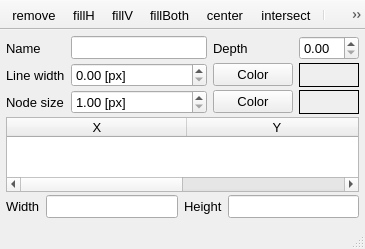
Qt form UIs/nObject.ui (NeutrinoToolkit/Neutrino) before a commit.
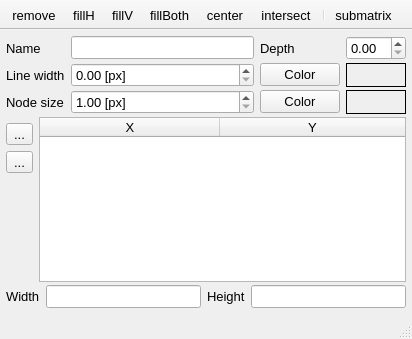
The same form after that commit. Icons and pictures are not drawn.

Commit message: added copy/paste of points between lines and objects.

Diff of the .ui file:
```diff
--- a/UIs/nObject.ui
+++ b/UIs/nObject.ui
@@ -6,8 +6,8 @@
    <rect>
     <x>0</x>
     <y>0</y>
-    <width>365</width>
-    <height>249</height>
+    <width>412</width>
+    <height>339</height>
    </rect>
   </property>
   <property name="font">
@@ -27,7 +27,7 @@
      <pointsize>10</pointsize>
     </font>
    </property>
-   <layout class="QGridLayout" name="gridLayout" rowstretch="0,0,0,0,0,0,0" columnstretch="0,0,0,0">
+   <layout class="QGridLayout" name="gridLayout" rowstretch="0,0,0,0,0,0" columnstretch="0,0,0,0">
     <property name="leftMargin">
      <number>6</number>
     </property>
@@ -43,24 +43,27 @@
     <property name="verticalSpacing">
      <number>3</number>
     </property>
-    <item row="6" column="0" colspan="4">
-     <widget class="QWidget" name="widget" native="true">
-      <layout class="QHBoxLayout" name="horizontalLayout">
-       <property name="leftMargin">
-        <number>0</number>
-       </property>
-       <property name="topMargin">
-        <number>0</number>
-       </property>
-       <property name="rightMargin">
-        <number>0</number>
-       </property>
-       <property name="bottomMargin">
-        <number>0</number>
-       </property>
-      </layout>
+    <item row="2" column="3">
+     <widget class="QLabel" name="colorHolderLabel">
+      <property name="font">
+       <font>
+        <pointsize>10</pointsize>
+       </font>
+      </property>
+      <property name="autoFillBackground">
+       <bool>true</bool>
+      </property>
+      <property name="frameShape">
+       <enum>QFrame::Box</enum>
+      </property>
+      <property name="text">
+       <string/>
+      </property>
      </widget>
     </item>
+    <item row="0" column="3">
+     <widget class="QDoubleSpinBox" name="spinDepth"/>
+    </item>
     <item row="2" column="1">
      <widget class="QDoubleSpinBox" name="spinSizeHolder">
       <property name="suffix">
@@ -77,55 +80,80 @@
       </property>
      </widget>
     </item>
-    <item row="0" column="3">
-     <widget class="QDoubleSpinBox" name="spinDepth"/>
-    </item>
-    <item row="1" column="3">
-     <widget class="QLabel" name="colorLabel">
+    <item row="4" column="0" colspan="4">
+     <widget class="QWidget" name="widget_2" native="true">
+      <layout class="QHBoxLayout" name="horizontalLayout_2" stretch="0,1,0,1">
+       <property name="leftMargin">
+        <number>0</number>
+       </property>
+       <property name="topMargin">
+        <number>0</number>
+       </property>
+       <property name="rightMargin">
+        <number>0</number>
+       </property>
+       <property name="bottomMargin">
+        <number>0</number>
+       </property>
+       <item>
+        <widget class="QLabel" name="label_5">
       <property name="font">
        <font>
         <pointsize>10</pointsize>
        </font>
       </property>
-      <property name="autoFillBackground">
-       <bool>true</bool>
-      </property>
-      <property name="frameShape">
-       <enum>QFrame::Box</enum>
-      </property>
       <property name="text">
-       <string/>
+          <string>Width</string>
       </property>
      </widget>
     </item>
-    <item row="2" column="3">
-     <widget class="QLabel" name="colorHolderLabel">
+       <item>
+        <widget class="QLineEdit" name="sizeWidth">
+         <property name="readOnly">
+          <bool>false</bool>
+         </property>
+        </widget>
+       </item>
+       <item>
+        <widget class="QLabel" name="label_6">
       <property name="font">
        <font>
         <pointsize>10</pointsize>
        </font>
       </property>
-      <property name="autoFillBackground">
-       <bool>true</bool>
-      </property>
-      <property name="frameShape">
-       <enum>QFrame::Box</enum>
-      </property>
       <property name="text">
-       <string/>
+          <string>Height</string>
       </property>
      </widget>
     </item>
-    <item row="0" column="0">
-     <widget class="QLabel" name="label_3">
+       <item>
+        <widget class="QLineEdit" name="sizeHeight">
       <property name="font">
        <font>
         <pointsize>10</pointsize>
        </font>
       </property>
-      <property name="text">
-       <string>Name</string>
-      </property>
+        </widget>
+       </item>
+      </layout>
+     </widget>
+    </item>
+    <item row="5" column="0" colspan="4">
+     <widget class="QWidget" name="widget" native="true">
+      <layout class="QHBoxLayout" name="horizontalLayout">
+       <property name="leftMargin">
+        <number>0</number>
+       </property>
+       <property name="topMargin">
+        <number>0</number>
+       </property>
+       <property name="rightMargin">
+        <number>0</number>
+       </property>
+       <property name="bottomMargin">
+        <number>0</number>
+       </property>
+      </layout>
      </widget>
     </item>
     <item row="1" column="2">
@@ -140,6 +168,24 @@
       </property>
      </widget>
     </item>
+    <item row="1" column="3">
+     <widget class="QLabel" name="colorLabel">
+      <property name="font">
+       <font>
+        <pointsize>10</pointsize>
+       </font>
+      </property>
+      <property name="autoFillBackground">
+       <bool>true</bool>
+      </property>
+      <property name="frameShape">
+       <enum>QFrame::Box</enum>
+      </property>
+      <property name="text">
+       <string/>
+      </property>
+     </widget>
+    </item>
     <item row="0" column="2">
      <widget class="QLabel" name="label">
       <property name="font">
@@ -155,6 +201,18 @@
       </property>
      </widget>
     </item>
+    <item row="0" column="0">
+     <widget class="QLabel" name="label_3">
+      <property name="font">
+       <font>
+        <pointsize>10</pointsize>
+       </font>
+      </property>
+      <property name="text">
+       <string>Name</string>
+      </property>
+     </widget>
+    </item>
     <item row="2" column="0">
      <widget class="QLabel" name="label_2">
       <property name="font">
@@ -179,32 +237,58 @@
       </property>
      </widget>
     </item>
-    <item row="1" column="1">
-     <widget class="QDoubleSpinBox" name="spinWidth">
-      <property name="suffix">
-       <string> [px]</string>
-      </property>
-      <property name="singleStep">
-       <double>0.100000000000000</double>
-      </property>
-     </widget>
-    </item>
-    <item row="1" column="0">
-     <widget class="QLabel" name="label_4">
-      <property name="font">
-       <font>
-        <pointsize>10</pointsize>
-       </font>
-      </property>
-      <property name="text">
-       <string>Line width</string>
-      </property>
-      <property name="alignment">
-       <set>Qt::AlignLeading|Qt::AlignLeft|Qt::AlignVCenter</set>
-      </property>
-     </widget>
+    <item row="0" column="1">
+     <widget class="QLineEdit" name="name"/>
     </item>
     <item row="3" column="0" colspan="4">
+     <widget class="QWidget" name="widget_3" native="true">
+      <layout class="QGridLayout" name="gridLayout_2">
+       <property name="leftMargin">
+        <number>0</number>
+       </property>
+       <property name="topMargin">
+        <number>0</number>
+       </property>
+       <property name="rightMargin">
+        <number>0</number>
+       </property>
+       <property name="bottomMargin">
+        <number>0</number>
+       </property>
+       <item row="2" column="0">
+        <widget class="QToolButton" name="pastePoints">
+         <property name="toolTip">
+          <string>Paste points from Clipboard</string>
+         </property>
+         <property name="text">
+          <string>...</string>
+         </property>
+         <property name="icon">
+          <iconset resource="../../build-neutrinoMaster-Brew-Debug/src/qrc/icons.qrc">
+           <normaloff>:/icons/paste.png</normaloff>:/icons/paste.png</iconset>
+         </property>
+         <property name="iconSize">
+          <size>
+           <width>16</width>
+           <height>16</height>
+          </size>
+         </property>
+        </widget>
+       </item>
+       <item row="3" column="0">
+        <spacer name="verticalSpacer">
+         <property name="orientation">
+          <enum>Qt::Vertical</enum>
+         </property>
+         <property name="sizeHint" stdset="0">
+          <size>
+           <width>20</width>
+           <height>40</height>
+          </size>
+         </property>
+        </spacer>
+       </item>
+       <item row="0" column="1" rowspan="4">
      <widget class="QTableWidget" name="tableWidget">
       <property name="font">
        <font>
@@ -260,67 +344,54 @@
       </column>
      </widget>
     </item>
-    <item row="0" column="1">
-     <widget class="QLineEdit" name="name"/>
-    </item>
-    <item row="4" column="0" colspan="4">
-     <widget class="QWidget" name="widget_2" native="true">
-      <layout class="QHBoxLayout" name="horizontalLayout_2" stretch="0,1,0,1">
-       <property name="leftMargin">
-        <number>0</number>
-       </property>
-       <property name="topMargin">
-        <number>0</number>
-       </property>
-       <property name="rightMargin">
-        <number>0</number>
-       </property>
-       <property name="bottomMargin">
-        <number>0</number>
-       </property>
-       <item>
-        <widget class="QLabel" name="label_5">
-         <property name="font">
-          <font>
-           <pointsize>10</pointsize>
-          </font>
-         </property>
+       <item row="1" column="0">
+        <widget class="QToolButton" name="copyPoints">
+         <property name="toolTip">
+          <string>Copy points to Clipboard</string>
+         </property>
          <property name="text">
-          <string>Width</string>
+          <string>...</string>
          </property>
-        </widget>
-       </item>
-       <item>
-        <widget class="QLineEdit" name="sizeWidth">
-         <property name="readOnly">
-          <bool>false</bool>
+         <property name="icon">
+          <iconset>
+           <normaloff>:icons//saveClipboard.png</normaloff>:icons//saveClipboard.png</iconset>
          </property>
-        </widget>
-       </item>
-       <item>
-        <widget class="QLabel" name="label_6">
-         <property name="font">
-          <font>
-           <pointsize>10</pointsize>
-          </font>
-         </property>
-         <property name="text">
-          <string>Height</string>
-         </property>
-        </widget>
-       </item>
-       <item>
-        <widget class="QLineEdit" name="sizeHeight">
-         <property name="font">
-          <font>
-           <pointsize>10</pointsize>
-          </font>
+         <property name="iconSize">
+          <size>
+           <width>16</width>
+           <height>16</height>
+          </size>
          </property>
         </widget>
        </item>
       </layout>
      </widget>
     </item>
+    <item row="1" column="0">
+     <widget class="QLabel" name="label_4">
+      <property name="font">
+       <font>
+        <pointsize>10</pointsize>
+       </font>
+      </property>
+      <property name="text">
+       <string>Line width</string>
+      </property>
+      <property name="alignment">
+       <set>Qt::AlignLeading|Qt::AlignLeft|Qt::AlignVCenter</set>
+      </property>
+     </widget>
+    </item>
+    <item row="1" column="1">
+     <widget class="QDoubleSpinBox" name="spinWidth">
+      <property name="suffix">
+       <string> [px]</string>
+      </property>
+      <property name="singleStep">
+       <double>0.100000000000000</double>
+      </property>
+     </widget>
+    </item>
    </layout>
   </widget>
   <widget class="QStatusBar" name="statusbar">
```
Lines whose indentation alone changed are shown as unchanged. The commit also changes 6 other files.
